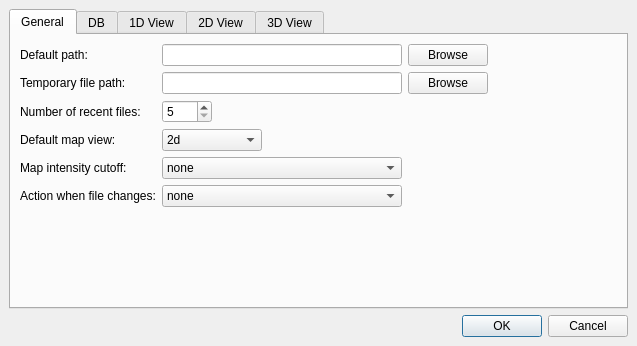
This is source/VISUAL/DIALOGS/TOPPViewPrefDialog.ui in hroest/flaming-archer as Qt 5 draws it before an edit. The edited form follows.
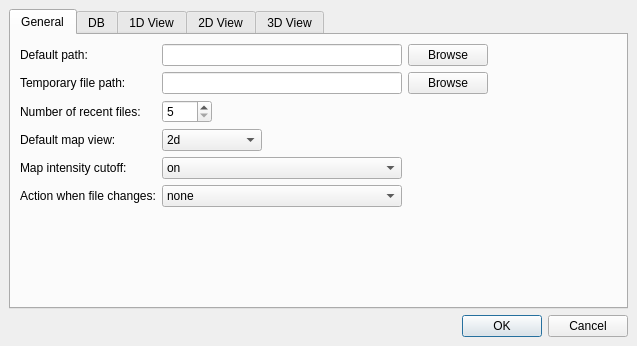
This is the edited form. Custom widgets are drawn as their Qt base class.

```diff
--- a/source/VISUAL/DIALOGS/TOPPViewPrefDialog.ui
+++ b/source/VISUAL/DIALOGS/TOPPViewPrefDialog.ui
@@ -177,7 +177,7 @@
         <widget class="QComboBox" name="map_cutoff" >
          <item>
           <property name="text" >
-           <string>none</string>
+           <string>on</string>
           </property>
          </item>
          <item>
```
Left out of the diff: 2 changed lines with no effect on the pictures.
